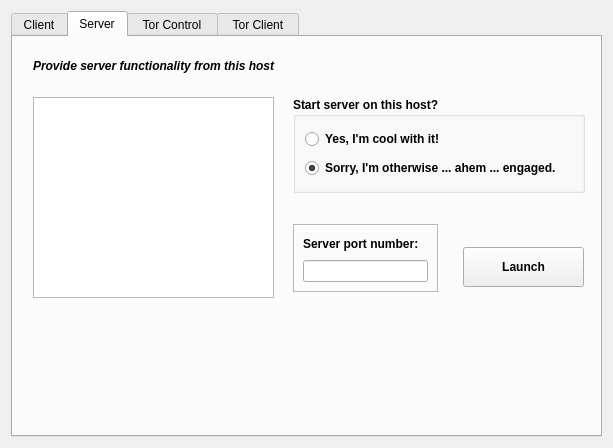
First picture: the form in connectdialog.ui, repository egge313/eggemesg, before the edit.
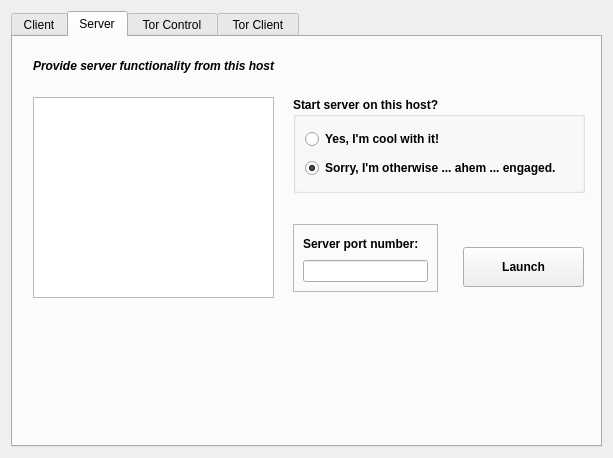
Second picture: the form after the edit.

```diff
--- a/connectdialog.ui
+++ b/connectdialog.ui
@@ -7,7 +7,7 @@
     <x>0</x>
     <y>0</y>
     <width>613</width>
-    <height>448</height>
+    <height>458</height>
    </rect>
   </property>
   <property name="mouseTracking">
@@ -135,7 +135,6 @@
      <widget class="QWidget" name="tabServer">
       <property name="font">
        <font>
-        <weight>75</weight>
         <bold>true</bold>
        </font>
       </property>
```
Left out of the diff: 2 changed lines with no effect on the pictures.
